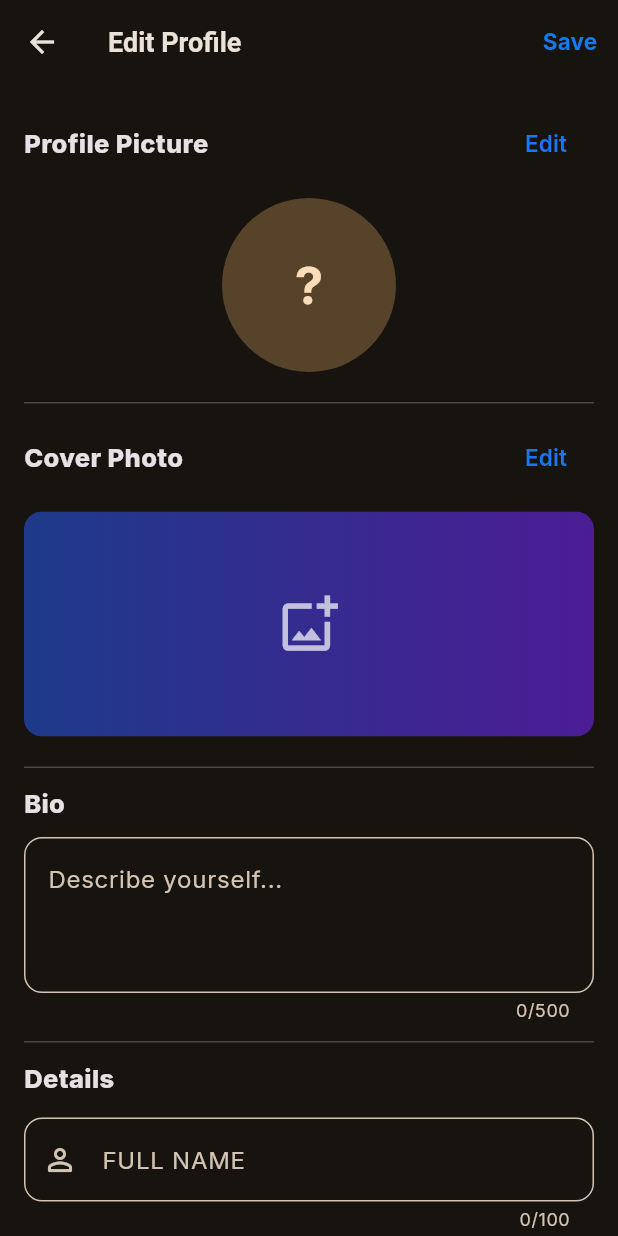
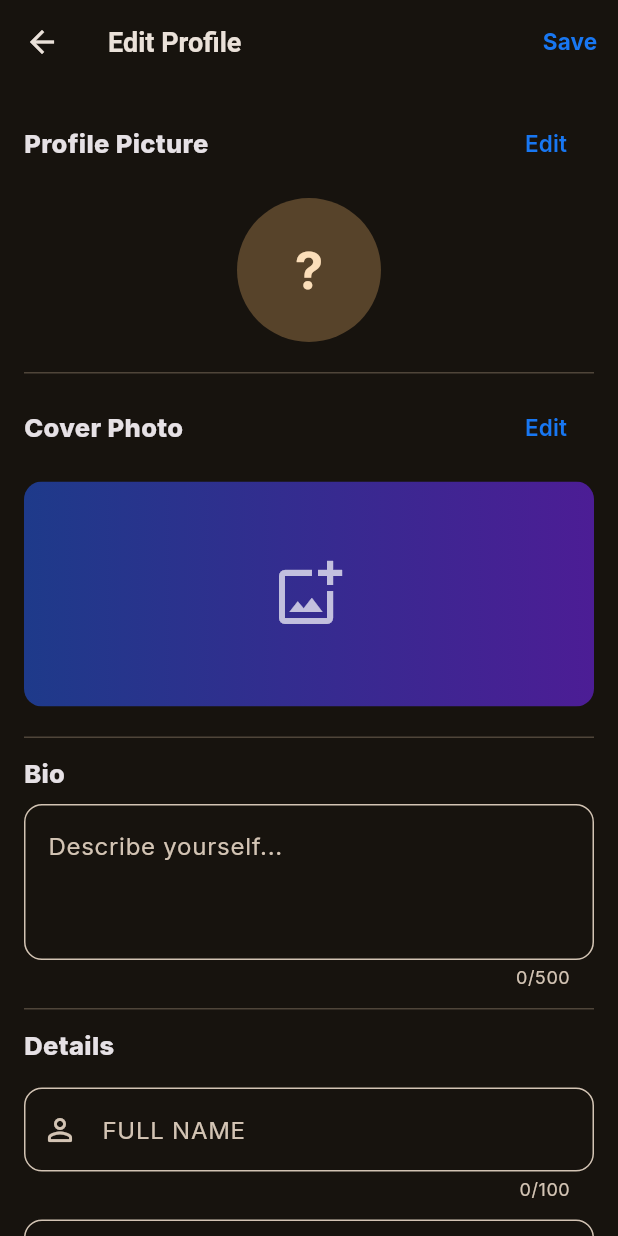
Before and after one commit to devblock97/lotus_connect, a Flutter app: the SettingsScreen screen opened by its route, after a tap on "Edit Profile", on a phone screen of 412 x 824 dp. Run offline on Flutter 3.47's test engine with Material 3 defaults, Android fonts, the phone set to English and light mode, and no system bars; our stand-ins replace cached_network_image, dio, drift, drift_flutter, equatable, firebase_core and 12 more; missing offline and left inert: flutter_callkit_incoming, flutter_highlighter, flutter_ringtone_player, flutter_webrtc, markdown; accounts and stored records are empty; generated files the repository leaves out were written again; network calls fail.

Commit message:
Enhancement: Apply app size for Profile screen

```diff
--- a/lib/features/profile/presentation/views/edit_profile_screen.dart
+++ b/lib/features/profile/presentation/views/edit_profile_screen.dart
@@ -2,6 +2,7 @@ import 'package:cached_network_image/cached_network_image.dart';
 import 'package:flutter/material.dart';
 import 'package:flutter_riverpod/flutter_riverpod.dart';
 import 'package:image_picker/image_picker.dart';
+import 'package:lotus_connect/core/theme/app_size.dart';
 import 'package:lotus_connect/features/profile/application/profile_providers.dart';
 import 'package:lotus_connect/features/profile/domain/entities/update_profile_params.dart';
 import 'package:lotus_connect/features/profile/domain/entities/user_profile.dart';
@@ -136,13 +137,13 @@ class _EditProfileScreenState extends ConsumerState<EditProfileScreen> {
     return showModalBottomSheet<ImageSource>(
       context: context,
       shape: const RoundedRectangleBorder(
-        borderRadius: BorderRadius.vertical(top: Radius.circular(20)),
+        borderRadius: AppRadius.bottomSheetTop,
       ),
       builder: (ctx) => SafeArea(
         child: Column(
           mainAxisSize: MainAxisSize.min,
           children: [
-            const SizedBox(height: 12),
+            AppGap.vMd,
             ListTile(
               leading: const Icon(Icons.photo_library_rounded),
               title: Text(loc?.chooseFromGallery ?? 'Choose from Gallery'),
@@ -153,7 +154,7 @@ class _EditProfileScreenState extends ConsumerState<EditProfileScreen> {
               title: Text(loc?.takeAPhoto ?? 'Take a Photo'),
               onTap: () => Navigator.pop(ctx, ImageSource.camera),
             ),
-            const SizedBox(height: 8),
+            AppGap.vSm,
           ],
         ),
       ),
@@ -223,9 +224,11 @@ class _EditProfileScreenState extends ConsumerState<EditProfileScreen> {
             onPressed: state.isUpdatingProfile ? null : _saveProfile,
             child: state.isUpdatingProfile
                 ? const SizedBox(
-                    width: 18,
-                    height: 18,
-                    child: CircularProgressIndicator(strokeWidth: 2),
+                    width: AppSize.loaderSizeSm,
+                    height: AppSize.loaderSizeSm,
+                    child: CircularProgressIndicator(
+                      strokeWidth: AppSize.borderThick,
+                    ),
                   )
                 : Text(
                     loc?.save ?? 'Save',
@@ -241,7 +244,7 @@ class _EditProfileScreenState extends ConsumerState<EditProfileScreen> {
       body: Form(
         key: _formKey,
         child: ListView(
-          padding: const EdgeInsets.all(16),
+          padding: AppPadding.screen,
           children: [
             // 1. Profile Picture Section
             _buildSectionHeader(
@@ -250,7 +253,7 @@ class _EditProfileScreenState extends ConsumerState<EditProfileScreen> {
               onActionTap:
                   state.isUploadingAvatar ? null : _pickAndUploadAvatar,
             ),
-            const SizedBox(height: 12),
+            AppGap.vMd,
             Center(
               child: GestureDetector(
                 onTap: state.isUploadingAvatar ? null : _pickAndUploadAvatar,
@@ -258,7 +261,7 @@ class _EditProfileScreenState extends ConsumerState<EditProfileScreen> {
                   alignment: Alignment.center,
                   children: [
                     CircleAvatar(
-                      radius: 58,
+                      radius: AppSize.avatarProfile / 2,
                       backgroundColor: theme.colorScheme.primaryContainer,
                       backgroundImage: hasAvatar
                           ? CachedNetworkImageProvider(profile.avatarUrl!)
@@ -280,9 +283,9 @@ class _EditProfileScreenState extends ConsumerState<EditProfileScreen> {
                 ),
               ),
             ),
-            const SizedBox(height: 20),
+            AppGap.vXl,
             const Divider(),
-            const SizedBox(height: 12),
+            AppGap.vMd,
 
             // 2. Cover Photo Section
             _buildSectionHeader(
@@ -290,11 +293,11 @@ class _EditProfileScreenState extends ConsumerState<EditProfileScreen> {
               actionLabel: loc?.edit ?? 'Edit',
               onActionTap: state.isUploadingCover ? null : _pickAndUploadCover,
             ),
-            const SizedBox(height: 12),
+            AppGap.vMd,
             GestureDetector(
               onTap: state.isUploadingCover ? null : _pickAndUploadCover,
               child: ClipRRect(
-                borderRadius: BorderRadius.circular(12),
+                borderRadius: AppRadius.media,
                 child: SizedBox(
                   height: 150,
                   width: double.infinity,
@@ -321,7 +324,7 @@ class _EditProfileScreenState extends ConsumerState<EditProfileScreen> {
                           child: const Center(
                             child: Icon(
                               Icons.add_photo_alternate_outlined,
-                              size: 42,
+                              size: AppSize.iconXxl,
                               color: Colors.white70,
                             ),
                           ),
@@ -340,16 +343,16 @@ class _EditProfileScreenState extends ConsumerState<EditProfileScreen> {
                 ),
               ),
             ),
-            const SizedBox(height: 20),
+            AppGap.vXl,
             const Divider(),
-            const SizedBox(height: 12),
+            AppGap.vMd,
 
             // 3. Bio Section
             Text(
               loc?.bioLabel ?? 'Bio',
               style: const TextStyle(fontSize: 17, fontWeight: FontWeight.w800),
             ),
-            const SizedBox(height: 10),
+            AppGap.vSm,
             TextFormField(
               controller: _bioController,
               maxLength: 500,
@@ -358,21 +361,21 @@ class _EditProfileScreenState extends ConsumerState<EditProfileScreen> {
                 hintText: loc?.bioHint ?? 'Describe yourself...',
                 filled: true,
                 fillColor: theme.cardColor,
-                border: OutlineInputBorder(
-                  borderRadius: BorderRadius.circular(12),
+                border: const OutlineInputBorder(
+                  borderRadius: AppRadius.input,
                 ),
               ),
             ),
-            const SizedBox(height: 12),
+            AppGap.vMd,
             const Divider(),
-            const SizedBox(height: 12),
+            AppGap.vMd,
 
             // 4. Details Section (Full Name, Location, Website)
             Text(
               loc?.detailsSectionTitle ?? 'Details',
               style: const TextStyle(fontSize: 17, fontWeight: FontWeight.w800),
             ),
-            const SizedBox(height: 14),
+            AppGap.vLg,
             TextFormField(
               controller: _fullNameController,
               maxLength: 100,
@@ -382,12 +385,12 @@ class _EditProfileScreenState extends ConsumerState<EditProfileScreen> {
                 prefixIcon: const Icon(Icons.person_outline_rounded),
                 filled: true,
                 fillColor: theme.cardColor,
-                border: OutlineInputBorder(
-                  borderRadius: BorderRadius.circular(12),
+                border: const OutlineInputBorder(
+                  borderRadius: AppRadius.input,
                 ),
               ),
             ),
-            const SizedBox(height: 12),
+            AppGap.vMd,
             TextFormField(
               controller: _locationController,
               maxLength: 255,
@@ -397,12 +400,12 @@ class _EditProfileScreenState extends ConsumerState<EditProfileScreen> {
                 prefixIcon: const Icon(Icons.home_outlined),
                 filled: true,
                 fillColor: theme.cardColor,
-                border: OutlineInputBorder(
-                  borderRadius: BorderRadius.circular(12),
+                border: const OutlineInputBorder(
+                  borderRadius: AppRadius.input,
                 ),
               ),
             ),
-            const SizedBox(height: 12),
+            AppGap.vMd,
             TextFormField(
               controller: _websiteController,
               maxLength: 255,
@@ -413,23 +416,21 @@ class _EditProfileScreenState extends ConsumerState<EditProfileScreen> {
                 prefixIcon: const Icon(Icons.link_rounded),
                 filled: true,
                 fillColor: theme.cardColor,
-                border: OutlineInputBorder(
-                  borderRadius: BorderRadius.circular(12),
+                border: const OutlineInputBorder(
+                  borderRadius: AppRadius.input,
                 ),
               ),
             ),
-            const SizedBox(height: 24),
+            AppGap.vXxl,
             SizedBox(
               width: double.infinity,
-              height: 48,
+              height: AppSize.minTouchTarget,
               child: FilledButton(
                 onPressed: state.isUpdatingProfile ? null : _saveProfile,
                 style: FilledButton.styleFrom(
                   backgroundColor: const Color(0xFF1877F2),
                   foregroundColor: Colors.white,
-                  shape: RoundedRectangleBorder(
-                    borderRadius: BorderRadius.circular(12),
-                  ),
+                  shape: AppBorder.rounded(radius: AppSize.radiusButton),
                 ),
                 child: Text(
                   loc?.saveChanges ?? 'Save Changes',
@@ -440,7 +441,7 @@ class _EditProfileScreenState extends ConsumerState<EditProfileScreen> {
                 ),
               ),
             ),
-            const SizedBox(height: 32),
+            AppGap.vXxxl,
           ],
         ),
       ),
--- a/lib/features/settings/presentation/views/settings_screen.dart
+++ b/lib/features/settings/presentation/views/settings_screen.dart
@@ -1,6 +1,7 @@
 import 'package:flutter/material.dart';
 import 'package:flutter_riverpod/flutter_riverpod.dart';
 import 'package:lotus_connect/app/theme/app_theme.dart';
+import 'package:lotus_connect/core/theme/app_size.dart';
 import 'package:lotus_connect/features/auth/application/auth_notifier.dart';
 import 'package:lotus_connect/features/profile/application/profile_providers.dart';
 import 'package:lotus_connect/features/profile/domain/entities/user_profile.dart';
@@ -36,12 +37,12 @@ class SettingsScreen extends ConsumerWidget {
         ),
       ),
       body: ListView(
-        padding: const EdgeInsets.all(16),
+        padding: AppPadding.screen,
         children: [
           // Profile Header Card
           SettingCard(
             child: InkWell(
-              borderRadius: BorderRadius.circular(16),
+              borderRadius: AppRadius.card,
               onTap: () {
                 Navigator.of(context).push<void>(
                   MaterialPageRoute(
@@ -50,7 +51,7 @@ class SettingsScreen extends ConsumerWidget {
                 );
               },
               child: Padding(
-                padding: const EdgeInsets.all(16),
+                padding: AppPadding.card,
                 child: Column(
                   children: [
                     Row(
@@ -58,7 +59,7 @@ class SettingsScreen extends ConsumerWidget {
                         Stack(
                           children: [
                             CircleAvatar(
-                              radius: 40,
+                              radius: AppSize.avatarXxl / 2,
                               backgroundColor: Colors.grey,
                               backgroundImage: settings.avatarUrl.isNotEmpty
                                   ? NetworkImage(settings.avatarUrl)
@@ -66,16 +67,16 @@ class SettingsScreen extends ConsumerWidget {
                               child: settings.avatarUrl.isEmpty
                                   ? const Icon(
                                       Icons.person,
-                                      size: 48,
+                                      size: AppSize.iconXxl,
                                       color: Colors.white,
                                     )
                                   : null,
                             ),
                             Positioned(
-                              bottom: 0,
-                              right: 0,
+                              bottom: AppSize.none,
+                              right: AppSize.none,
                               child: Container(
-                                padding: const EdgeInsets.all(2),
+                                padding: AppPadding.xxs,
                                 decoration: const BoxDecoration(
                                   color: Colors.white,
                                   shape: BoxShape.circle,
@@ -83,13 +84,13 @@ class SettingsScreen extends ConsumerWidget {
                                 child: const Icon(
                                   Icons.camera_alt_outlined,
                                   color: Colors.blue,
-                                  size: 20,
+                                  size: AppSize.iconSm,
                                 ),
                               ),
                             ),
                           ],
                         ),
-                        const SizedBox(width: 12),
+                        AppGap.hMd,
                         Expanded(
                           child: Column(
                             crossAxisAlignment: CrossAxisAlignment.start,
@@ -114,13 +115,13 @@ class SettingsScreen extends ConsumerWidget {
                         const Icon(Icons.chevron_right),
                       ],
                     ),
-                    const SizedBox(height: 12),
+                    AppGap.vMd,
                   ],
                 ),
               ),
             ),
           ),
-          const SizedBox(height: 24),
+          AppGap.vXxl,
 
           // GENERAL SECTION
           _buildSectionTitle(context, loc.general),
@@ -155,14 +156,14 @@ class SettingsScreen extends ConsumerWidget {
                   title: Text(loc.editProfile),
                   trailing: const Icon(Icons.chevron_right),
                 ),
-                const Divider(height: 1),
+                const Divider(height: AppSize.dividerThickness),
                 ListTile(
                   onTap: () {},
                   leading: const Icon(Icons.notifications_none),
                   title: Text(loc.notificationSettings),
                   trailing: const Icon(Icons.chevron_right),
                 ),
-                const Divider(height: 1),
+                const Divider(height: AppSize.dividerThickness),
                 ListTile(
                   leading: const Icon(Icons.language),
                   title: Text(loc.language),
@@ -170,7 +171,7 @@ class SettingsScreen extends ConsumerWidget {
                     value: supportedLanguages.containsKey(settings.languageCode)
                         ? settings.languageCode
                         : 'en',
-                    underline: const SizedBox(),
+                    underline: AppGap.shrink,
                     items: supportedLanguages.entries.map((entry) {
                       return DropdownMenuItem(
                         value: entry.key,
@@ -185,27 +186,27 @@ class SettingsScreen extends ConsumerWidget {
               ],
             ),
           ),
-          const SizedBox(height: 16),
+          AppGap.vLg,
 
           // APPEARANCE SECTION
           _buildSectionTitle(context, loc.appearance),
           SettingCard(
             child: Padding(
-              padding: const EdgeInsets.all(16),
+              padding: AppPadding.card,
               child: Column(
                 crossAxisAlignment: CrossAxisAlignment.start,
                 children: [
                   Row(
                     children: [
-                      const Icon(Icons.palette_outlined, size: 20),
-                      const SizedBox(width: 8),
+                      const Icon(Icons.palette_outlined, size: AppSize.iconSm),
+                      AppGap.hSm,
                       Text(
                         loc.themeSelection,
                         style: const TextStyle(fontWeight: FontWeight.w600),
                       ),
                     ],
                   ),
-                  const SizedBox(height: 16),
+                  AppGap.vLg,
                   Row(
                     children: [
                       Expanded(
@@ -219,7 +220,7 @@ class SettingsScreen extends ConsumerWidget {
                               notifier.setThemeMode(AppThemeMode.light),
                         ),
                       ),
-                      const SizedBox(width: 8),
+                      AppGap.hSm,
                       Expanded(
                         child: _buildThemeCard(
                           context: context,
@@ -230,7 +231,7 @@ class SettingsScreen extends ConsumerWidget {
                           onTap: () => notifier.setThemeMode(AppThemeMode.dark),
                         ),
                       ),
-                      const SizedBox(width: 8),
+                      AppGap.hSm,
                       Expanded(
                         child: _buildThemeCard(
                           context: context,
@@ -248,7 +249,7 @@ class SettingsScreen extends ConsumerWidget {
               ),
             ),
           ),
-          const SizedBox(height: 16),
+          AppGap.vLg,
 
           // INFORMATION SECTION
           _buildSectionTitle(context, loc.information),
@@ -263,7 +264,7 @@ class SettingsScreen extends ConsumerWidget {
                     style: const TextStyle(color: Colors.grey),
                   ),
                 ),
-                const Divider(height: 1),
+                const Divider(height: AppSize.dividerThickness),
                 ListTile(
                   leading: const Icon(Icons.logout, color: Colors.red),
                   title: Text(
@@ -284,7 +285,11 @@ class SettingsScreen extends ConsumerWidget {
 
   Widget _buildSectionTitle(BuildContext context, String title) {
     return Padding(
-      padding: const EdgeInsets.only(left: 4, bottom: 8, top: 8),
+      padding: const EdgeInsets.only(
+        left: AppSize.xs,
+        bottom: AppSize.sm,
+        top: AppSize.sm,
+      ),
       child: Text(
         title,
         style: const TextStyle(
@@ -308,25 +313,25 @@ class SettingsScreen extends ConsumerWidget {
     return GestureDetector(
       onTap: onTap,
       child: Container(
-        padding: const EdgeInsets.all(12),
+        padding: AppPadding.cardCompact,
         decoration: BoxDecoration(
           color: bgColor,
-          borderRadius: BorderRadius.circular(12),
-          border: Border.all(
-            color: isSelected ? Colors.black : Colors.transparent,
-            width: isSelected ? 2 : 1,
+          borderRadius: AppRadius.md,
+          border: AppBorder.all(
+            isSelected ? Colors.black : Colors.transparent,
+            width: isSelected ? AppSize.borderThick : AppSize.borderThin,
           ),
         ),
         child: Column(
           children: [
             Container(
-              height: 32,
+              height: AppSize.xxxl,
               decoration: BoxDecoration(
                 color: Colors.grey.withValues(alpha: 0.2),
-                borderRadius: BorderRadius.circular(6),
+                borderRadius: AppRadius.sm,
               ),
             ),
-            const SizedBox(height: 8),
+            AppGap.vSm,
             Text(
               title,
               style: TextStyle(
--- a/lib/features/settings/presentation/widgets/setting_card.dart
+++ b/lib/features/settings/presentation/widgets/setting_card.dart
@@ -1,4 +1,5 @@
 import 'package:flutter/material.dart';
+import 'package:lotus_connect/core/theme/app_size.dart';
 
 class SettingCard extends StatelessWidget {
   const SettingCard({
@@ -13,7 +14,9 @@ class SettingCard extends StatelessWidget {
     final theme = Theme.of(context);
 
     return Card(
-      elevation: 0,
+      elevation: AppSize.elevationNone,
+      clipBehavior: Clip.antiAlias,
+      shape: AppBorder.rounded(),
       color: theme.colorScheme.surfaceContainerHighest.withValues(alpha: 0.3),
       child: child,
     );
```
Also changed, not shown: lib/features/profile/presentation/views/profile_screen.dart (+88 -61 lines), lib/features/profile/presentation/widgets/profile_friends_preview.dart (+39 -27 lines), lib/features/profile/presentation/widgets/profile_header.dart (+126 -125 lines), lib/features/profile/presentation/widgets/profile_intro_section.dart (+34 -20 lines), lib/features/profile/presentation/widgets/profile_media_grid.dart (+20 -19 lines).
